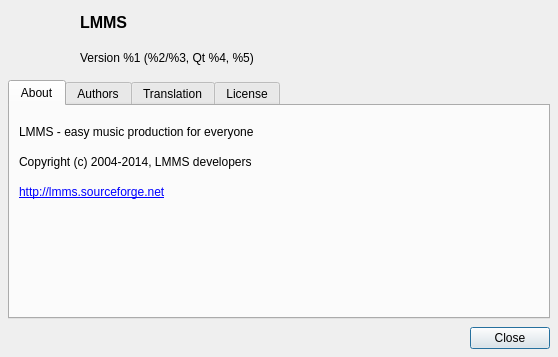
This is src/gui/dialogs/about_dialog.ui in LMMS/lmms as Qt 5 draws it before an edit. The edited form follows.
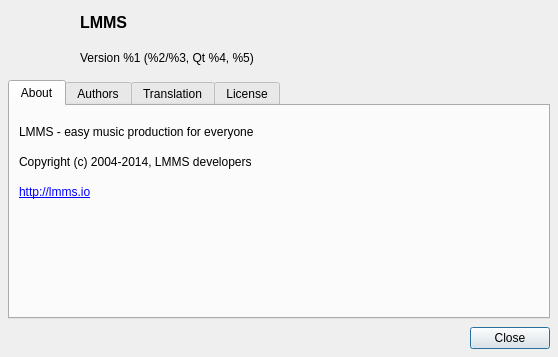
This is the edited form.

Diff of the .ui file:
```diff
--- a/src/gui/dialogs/about_dialog.ui
+++ b/src/gui/dialogs/about_dialog.ui
@@ -152,7 +152,7 @@
        <item>
         <widget class="QLabel" name="label_4" >
          <property name="text" >
-          <string>&lt;html&gt;&lt;head/&gt;&lt;body&gt;&lt;p&gt;&lt;a href=&quot;http://lmms.sourceforge.net&quot;&gt;&lt;span style=&quot; text-decoration: underline; color:#0000ff;&quot;&gt;http://lmms.sourceforge.net&lt;/span&gt;&lt;/a&gt;&lt;/p&gt;&lt;/body&gt;&lt;/html&gt;</string>
+          <string>&lt;html&gt;&lt;head/&gt;&lt;body&gt;&lt;p&gt;&lt;a href=&quot;http://lmms.io&quot;&gt;&lt;span style=&quot; text-decoration: underline; color:#0000ff;&quot;&gt;http://lmms.io&lt;/span&gt;&lt;/a&gt;&lt;/p&gt;&lt;/body&gt;&lt;/html&gt;</string>
          </property>
          <property name="wordWrap" >
           <bool>true</bool>
```
